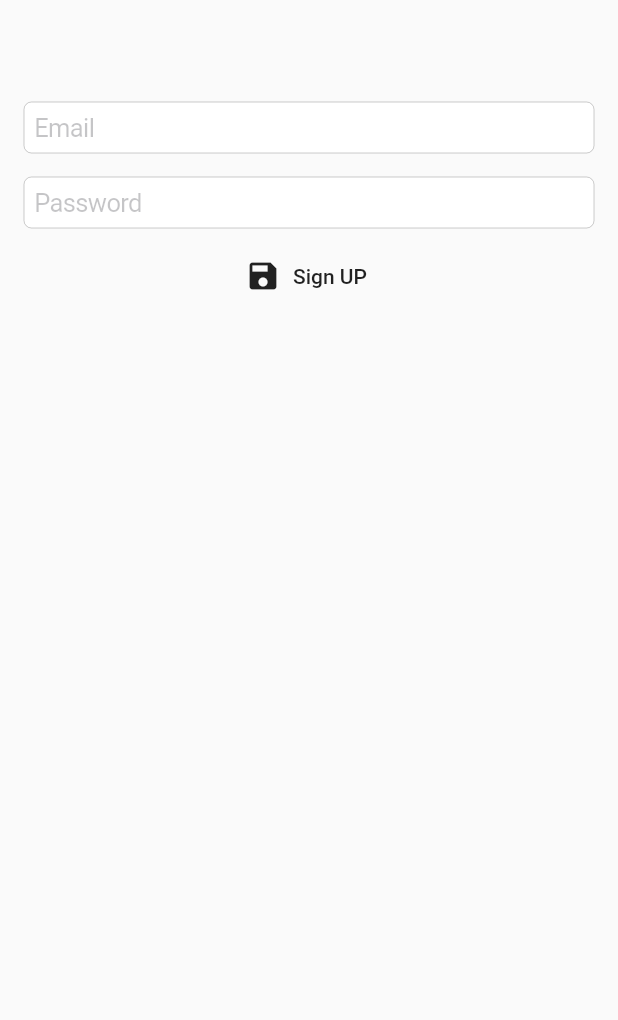
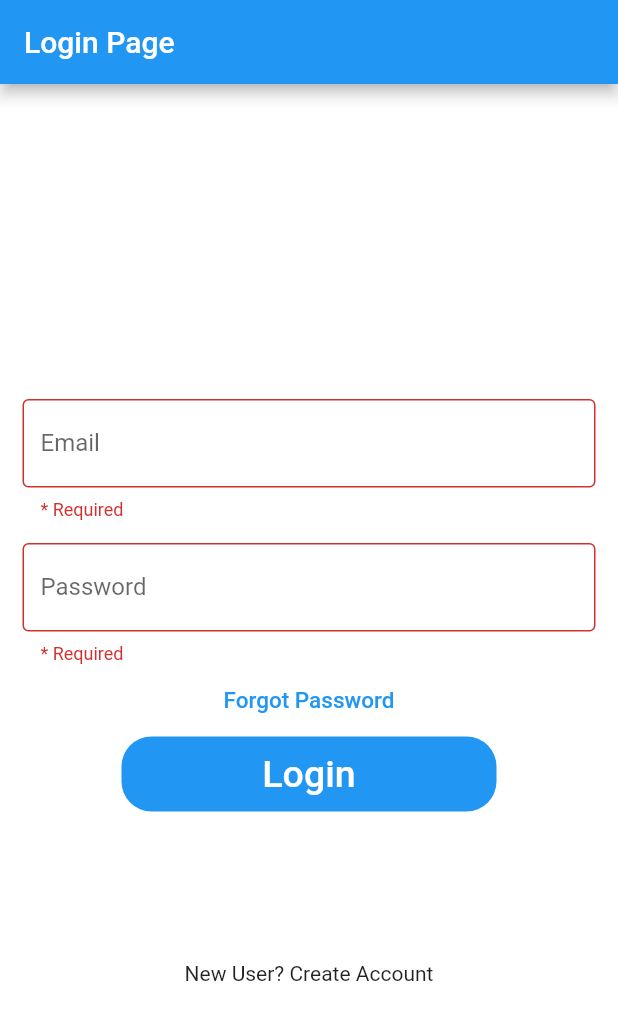
Before and after one commit to Jshore011/Vchat, a Flutter app: the screen it shows after launch, on a phone screen of 412 x 824 dp. Shown: the top 1020 px of the screen. Run offline on Flutter 3.47's test engine with Material 2 defaults, Android fonts, the phone set to English and light mode, and no system bars; our stand-ins replace dio, form_field_validator; missing offline and left inert: dart:html.

Commit message:
connected to flask server. recieving non type when sending email and password

```diff
--- a/v_chat/lib/SignUp_UI/SignUp.dart
+++ b/v_chat/lib/SignUp_UI/SignUp.dart
@@ -36,7 +36,8 @@ class SignUpSection extends StatelessWidget {
                   onPressed: () {
                     print(email);
                     print(password);
-                    signup(email, password);
+             //       signup(email, password);
+                    //getHttp(email, password);
                   },
                   icon: Icon(Icons.save),
                   label: Text("Sign UP"))
--- /dev/null
+++ b/v_chat/lib/UI/Login.dart
@@ -0,0 +1,126 @@
+import 'package:flutter/material.dart';
+import 'package:form_field_validator/form_field_validator.dart';
+import 'package:v_chat/main.dart';
+
+import 'Home.dart';
+
+class Login extends StatefulWidget {
+  const Login({ Key? key }) : super(key: key);
+
+  @override
+  _LoginState createState() => _LoginState();
+}
+
+class _LoginState extends State<Login> {
+  GlobalKey<FormState> formkey = GlobalKey<FormState>();
+
+  //validates a user password
+  String validatePassword(String value) {
+    if (value.isEmpty) {
+      return "* Required";
+    } else if (value.length < 6) {
+      return "Password should be atleast 6 characters";
+    } else if (value.length > 15) {
+      return "Password should not be greater than 15 characters";
+    } else
+      return "Cannot Create Password";
+  }
+
+  @override
+  Widget build(BuildContext context) {
+    return Scaffold(
+      backgroundColor: Colors.white,
+      appBar: AppBar(
+        title: Text("Login Page"),
+      ),
+      body: SingleChildScrollView(
+        child: Form(
+          autovalidate: true, //check for validation while typing
+          key: formkey,
+          child: Column(
+            children: <Widget>[
+              Padding(
+                padding: const EdgeInsets.only(top: 60.0),
+                child: Center(
+                  child: Container(
+                      width: 200,
+                      height: 150,
+                      //child: Image.asset('asset/images/flutter-logo.png')//
+                      ),
+                ),
+              ),
+              Padding(
+                padding: EdgeInsets.symmetric(horizontal: 15),
+                child: TextFormField(
+                    decoration: InputDecoration(
+                        border: OutlineInputBorder(),
+                        labelText: 'Email',
+                        hintText: 'Enter valid email id as abc@gmail.com'),
+                    validator: MultiValidator([
+                      RequiredValidator(errorText: "* Required"),
+                      EmailValidator(errorText: "Enter valid email id"),
+                    ])),
+              ),
+              Padding(
+                padding: const EdgeInsets.only(
+                    left: 15.0, right: 15.0, top: 15, bottom: 0),
+                child: TextFormField(
+                    obscureText: true,
+                    decoration: InputDecoration(
+                        border: OutlineInputBorder(),
+                        labelText: 'Password',
+                        hintText: 'Enter secure password'),
+                    validator: MultiValidator([
+                      RequiredValidator(errorText: "* Required"),
+                      MinLengthValidator(6,
+                          errorText: "Password should be atleast 6 characters"),
+                      MaxLengthValidator(15,
+                          errorText:
+                          "Password should not be greater than 15 characters")
+                    ])
+                  //validatePassword,        //Function to check validation
+                ),
+              ),
+              FlatButton(
+                onPressed: () {
+                  //TODO FORGOT PASSWORD SCREEN GOES HERE
+                },
+                child: Text(
+                  'Forgot Password',
+                  style: TextStyle(color: Colors.blue, fontSize: 15),
+                ),
+              ),
+              Container(
+                height: 50,
+                width: 250,
+                decoration: BoxDecoration(
+                    color: Colors.blue,
+                    borderRadius: BorderRadius.circular(20)),
+                child: FlatButton(
+                  onPressed: () {
+                    getHttp();
+                    if (formkey.currentState!.validate()) {
+                      Navigator.push(context,
+                          MaterialPageRoute(builder: (_) => HomePage()));
+                      print("Validated");
+                    } else {
+                      print("Not Validated");
+                    }
+                  },
+                  child: Text(
+                    'Login',
+                    style: TextStyle(color: Colors.white, fontSize: 25),
+                  ),
+                ),
+              ),
+              SizedBox(
+                height: 100,
+              ),
+              Text('New User? Create Account')
+            ],
+          ),
+        ),
+      ),
+    );
+  }
+}
--- a/v_chat/lib/main.dart
+++ b/v_chat/lib/main.dart
@@ -1,11 +1,17 @@
 import 'dart:convert';
+import 'dart:html';
 import 'dart:io';
+import 'package:dio/browser_imp.dart';
 import 'package:dio/dio.dart';
 import 'package:flutter/foundation.dart';
 import 'package:flutter/material.dart';
 import 'package:flutter/cupertino.dart';
+import 'package:flutter/services.dart';
+import 'package:flutter/widgets.dart';
 import 'package:http/http.dart' as http;
+import 'package:http/http.dart';
 
+import 'UI/Login.dart';
 import 'SignUp_UI/SignUp.dart';
 
 void main() {
@@ -16,30 +22,31 @@ class MyApp extends StatelessWidget {
   @override
   Widget build(BuildContext context) {
     return MaterialApp(
-      home: SignUpSection(),
+      home: Login(),
     );
   }
 }
 
+
+
 void getHttp() async {
-    try {
-      var response = await Dio().get('http://34.204.3.211');
-      print(response);
-    } catch(e) {
-      print(e);
-    }
+  try {
+   // Response response;
+    var dio = Dio();
+    var response = await dio.get('http://13.56.138.93');
+    print(response.data.toString());
+// Optionally the request above could also be done as
+    response = await dio.post('/open_api/login', queryParameters: {'email': 'test@test.com', 'password': '123'});
+    print(response.data.toString());
+    //var response = await Dio().post('');
+    //print(response);
+  } catch (e) {
+    print(e);
+  }
 }
-//getUserApi(email, password) async {
-  //var httpClient = new HttpClient();
-  //var uri = new Uri.https('yourserverurl.com', '/your/endpoint/whatever');
-  //var request = await httpClient.getUrl(uri);
-  //var response = await request.close();
-  //var responseBody = await response.transform(UTF8.decoder).join();
-  //return response;
-//}
 
-signup(email, password) async {
-  var url =new Uri.https( 'yourserverurl.com', '/your/endpoint/whatever'); // iOS
+Future<User> createUser(String email, String password) async {
+  var url = Uri.http('13.56.138.93/', "/");
   final http.Response response = await http.post(
     url,
     headers: <String, String>{
@@ -47,12 +54,27 @@ signup(email, password) async {
     },
     body: jsonEncode(<String, String>{
       'email': email,
-      'password': password,
+      'password':password
     }),
   );
 
   if (response.statusCode == 201) {
+    return User.fromJson(jsonDecode(response.body));
   } else {
-    throw Exception('Failed to create user.');
+    throw Exception('Failed to create album.');
   }
 }
+
+class User {
+  final String email;
+  final String password;
+
+  User({required this.email, required this.password});
+
+  factory User.fromJson(Map<String, dynamic> json) {
+    return User(
+      email: json['email'],
+      password: json['password'],
+    );
+  }
+}
--- a/v_chat/pubspec.yaml
+++ b/v_chat/pubspec.yaml
@@ -37,6 +37,7 @@ dependencies:
   firebase_auth: ^3.2.0
   http: ^0.13.4
   dio: ^4.0.3
+  form_field_validator: ^1.0.1
   #mongo_dart: ^0.4.4
 
 dev_dependencies:
```
Also changed, not shown: v_chat/lib/UI/Home.dart (added, +34 -0 lines), v_chat/pubspec.lock.
